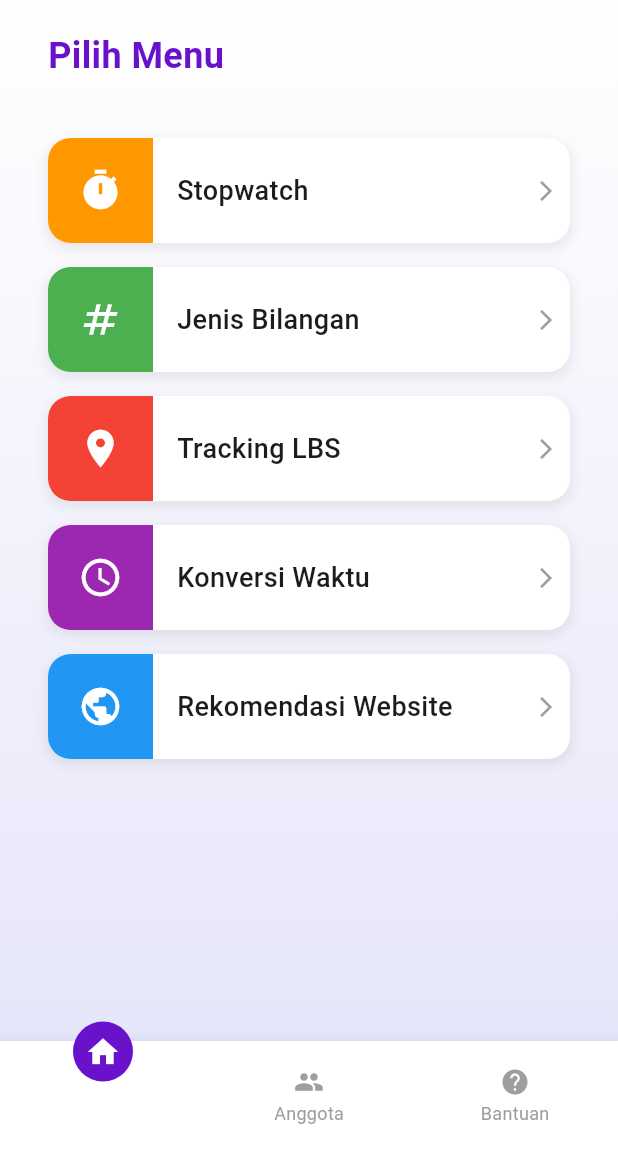
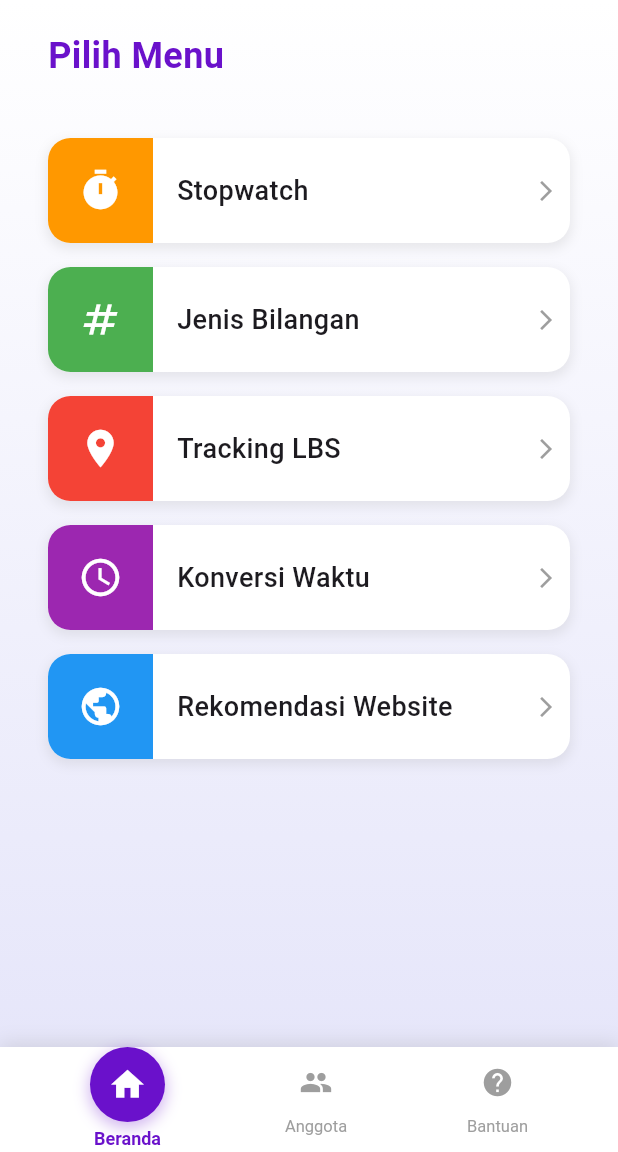
Before and after one commit to aruma19/multimate-app, a Flutter app: the MainPage screen opened directly, on a phone screen of 412 x 824 dp, the part 84-1236 px from its top. Run offline on Flutter 3.47's test engine with Material 3 defaults, Android fonts, the phone set to English and light mode, and no system bars; our stand-ins replace flutter_map, geolocator, latlong2, shared_preferences; accounts and stored records are empty.

Commit message:
Melakukan perbaikan code buttom navbar dan penyingakatan main_menu

```diff
--- a/lib/pages/main_menu.dart
+++ b/lib/pages/main_menu.dart
@@ -10,6 +10,7 @@ import 'team_members_page.dart';
 import 'help_page.dart';
 import 'login_page.dart';
 import '../services/session_manager.dart';
+import '../widgets/bottom_nav_bar.dart';
 
 class MainPage extends StatefulWidget {
   const MainPage({Key? key}) : super(key: key);
@@ -27,58 +28,19 @@ class _MainPageState extends State<MainPage> {
     HelpPage(),
   ];
 
+  void _onItemTapped(int index) {
+    setState(() {
+      _selectedIndex = index;
+    });
+  }
+
   @override
   Widget build(BuildContext context) {
     return Scaffold(
       body: _pages[_selectedIndex],
-      bottomNavigationBar: BottomNavigationBar(
-  currentIndex: _selectedIndex,
-  onTap: (index) {
-    setState(() {
-      _selectedIndex = index;
-    });
-  },
-  type: BottomNavigationBarType.fixed,
-  backgroundColor: Colors.white,
-  selectedItemColor: Colors.white,
-  unselectedItemColor: Colors.grey,
-  elevation: 8, // memberi bayangan bawah
-  items: [
-    BottomNavigationBarItem(
-      icon: _buildFloatingIcon(Icons.home, 0),
-      label: 'Beranda',
-    ),
-    BottomNavigationBarItem(
-      icon: _buildFloatingIcon(Icons.group, 1),
-      label: 'Anggota',
-    ),
-    BottomNavigationBarItem(
-      icon: _buildFloatingIcon(Icons.help, 2),
-      label: 'Bantuan',
-    ),
-  ],
-),
-
-    );
-  }
-
-  Widget _buildFloatingIcon(IconData icon, int index) {
-    final bool isSelected = _selectedIndex == index;
-    return Transform.translate(
-      offset: isSelected
-          ? Offset(0, -20)
-          : Offset(0, 0), // Lebih tinggi dari sebelumnya
-      child: Container(
-        padding: EdgeInsets.all(isSelected ? 8 : 0), // Membuat bulatan besar
-        decoration: BoxDecoration(
-          color: isSelected ? Color(0xFF6A11CB) : Colors.transparent,
-          shape: BoxShape.circle,
-        ),
-        child: Icon(
-          icon,
-          size: isSelected ? 24 : 20,
-          color: isSelected ? Colors.white : Colors.grey,
-        ),
+      bottomNavigationBar: BottomNavBar(
+        currentIndex: _selectedIndex,
+        onTap: _onItemTapped,
       ),
     );
   }
--- a/lib/widgets/bottom_nav_bar.dart
+++ b/lib/widgets/bottom_nav_bar.dart
@@ -1,34 +1,129 @@
+// File: lib/widgets/bottom_nav_bar.dart
 import 'package:flutter/material.dart';
 import '../pages/main_menu.dart';
 import '../pages/team_members_page.dart';
 import '../pages/help_page.dart';
 
-class BottomNavBar extends StatelessWidget {
+class BottomNavBar extends StatefulWidget {
   final int currentIndex;
-  const BottomNavBar({required this.currentIndex});
+  final Function(int) onTap;
+
+  const BottomNavBar({
+    Key? key,
+    required this.currentIndex,
+    required this.onTap,
+  }) : super(key: key);
+
+  @override
+  State<BottomNavBar> createState() => _BottomNavBarState();
+}
+
+class _BottomNavBarState extends State<BottomNavBar> with SingleTickerProviderStateMixin {
+  late AnimationController _animationController;
+
+  @override
+  void initState() {
+    super.initState();
+    _animationController = AnimationController(
+      vsync: this,
+      duration: Duration(milliseconds: 300),
+    );
+    _animationController.forward();
+  }
+
+  @override
+  void dispose() {
+    _animationController.dispose();
+    super.dispose();
+  }
 
   @override
   Widget build(BuildContext context) {
-    return BottomNavigationBar(
-      currentIndex: currentIndex,
-      onTap: (index) {
-        switch (index) {
-          case 0:
-            Navigator.pushReplacement(context, MaterialPageRoute(builder: (_) => MainPage()));
-            break;
-          case 1:
-            Navigator.pushReplacement(context, MaterialPageRoute(builder: (_) => MemberListScreen()));
-            break;
-          case 2:
-            Navigator.pushReplacement(context, MaterialPageRoute(builder: (_) => HelpPage()));
-            break;
-        }
+    return Container(
+      decoration: BoxDecoration(
+        color: Colors.white,
+        boxShadow: [
+          BoxShadow(
+            color: Colors.grey.withOpacity(0.3),
+            spreadRadius: 1,
+            blurRadius: 10,
+            offset: Offset(0, -2),
+          ),
+        ],
+      ),
+      child: SafeArea(
+        child: Container(
+          height: 70,
+          padding: EdgeInsets.symmetric(horizontal: 20),
+          child: Row(
+            mainAxisAlignment: MainAxisAlignment.spaceAround,
+            children: [
+              _buildNavItem(0, Icons.home, 'Beranda'),
+              _buildNavItem(1, Icons.group, 'Anggota'),
+              _buildNavItem(2, Icons.help, 'Bantuan'),
+            ],
+          ),
+        ),
+      ),
+    );
+  }
+
+  Widget _buildNavItem(int index, IconData icon, String label) {
+    final bool isSelected = widget.currentIndex == index;
+
+    return GestureDetector(
+      onTap: () {
+        _animationController.reset();
+        _animationController.forward();
+        widget.onTap(index);
       },
-      items: [
-        BottomNavigationBarItem(icon: Icon(Icons.home), label: 'Beranda'),
-        BottomNavigationBarItem(icon: Icon(Icons.people), label: 'Anggota'),
-        BottomNavigationBarItem(icon: Icon(Icons.help), label: 'Bantuan'),
-      ],
+      child: Column(
+        mainAxisSize: MainAxisSize.min,
+        children: [
+          AnimatedContainer(
+            duration: Duration(milliseconds: 300),
+            curve: Curves.easeInOut,
+            padding: EdgeInsets.all(isSelected ? 12 : 8),
+            decoration: BoxDecoration(
+              color: isSelected ? Color(0xFF6A11CB) : Colors.transparent,
+              shape: BoxShape.circle,
+              boxShadow: isSelected ? [
+                BoxShadow(
+                  color: Color(0xFF6A11CB).withOpacity(0.3),
+                  spreadRadius: 1,
+                  blurRadius: 8,
+                  offset: Offset(0, 3),
+                )
+              ] : [],
+            ),
+            child: Icon(
+              icon,
+              size: isSelected ? 26 : 22,
+              color: isSelected ? Colors.white : Colors.grey,
+            ),
+          ),
+          SizedBox(height: 4),
+          AnimatedDefaultTextStyle(
+            duration: Duration(milliseconds: 300),
+            style: TextStyle(
+              color: isSelected ? Color(0xFF6A11CB) : Colors.grey,
+              fontWeight: isSelected ? FontWeight.bold : FontWeight.normal,
+              fontSize: isSelected ? 12 : 11,
+            ),
+            child: Text(label),
+          ),
+          AnimatedContainer(
+            duration: Duration(milliseconds: 300),
+            height: 4,
+            width: isSelected ? 20 : 0,
+            margin: EdgeInsets.only(top: 2),
+            decoration: BoxDecoration(
+              color: isSelected ? Color(0xFF6A11CB) : Colors.transparent,
+              borderRadius: BorderRadius.circular(10),
+            ),
+          ),
+        ],
+      ),
     );
   }
 }
```
